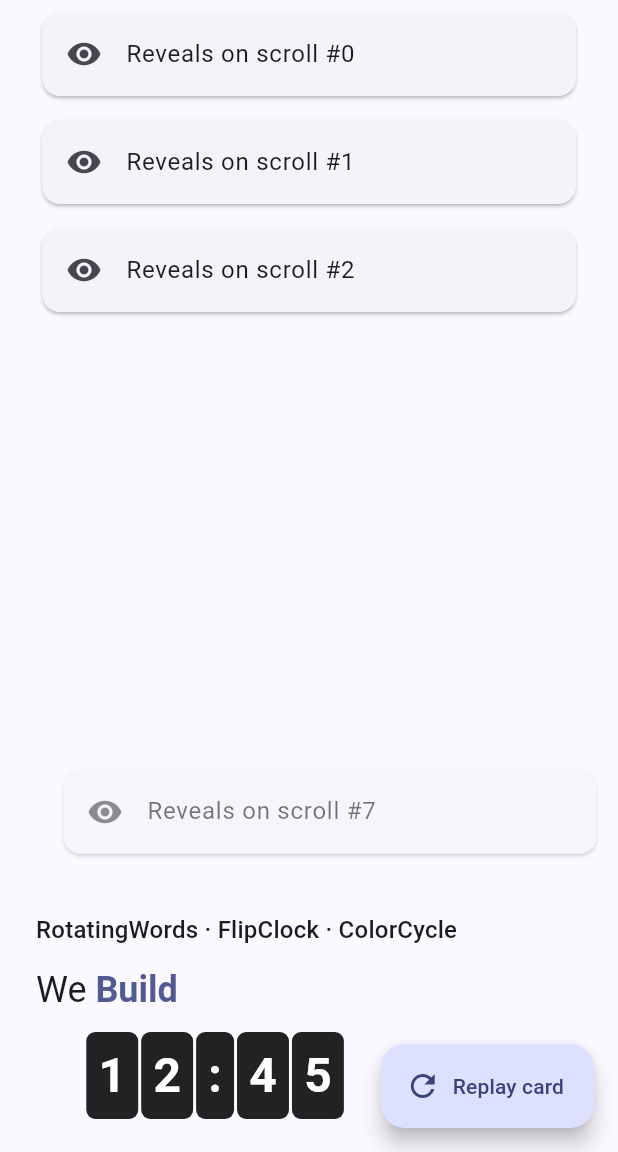
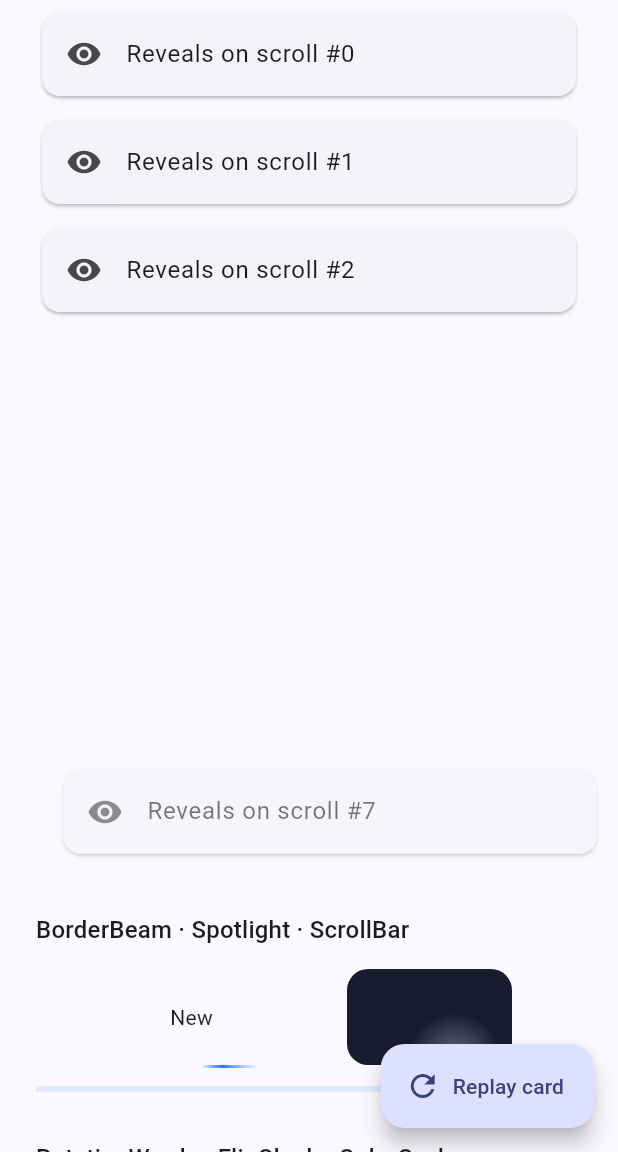
Before and after one commit to m7hamed-dev/save_points_animations, a Flutter app: the screen it shows after launch, scrolled down 2304 dp, on a phone screen of 412 x 824 dp, the part 84-1236 px from its top. Run offline on Flutter 3.47's test engine with Material 3 defaults, Android fonts, the phone set to English and light mode, and no system bars.

Commit message:
Release v0.25.0: Added new visual effects including FxBorderBeam, FxSpotlight, and FxScrollProgress. Updated CHANGELOG and README to document these features, and modified example app to showcase the new widgets. Updated version number in pubspec.yaml and pubspec.lock.

````diff
--- a/example/lib/main.dart
+++ b/example/lib/main.dart
@@ -37,6 +37,7 @@ class _HomeScreenState extends State<HomeScreen> {
   final FxController _card = FxController();
   final FxConfettiController _confetti = FxConfettiController();
   final PageController _pageController = PageController();
+  final ScrollController _scrollController = ScrollController();
   bool _showBanner = true;
   int _rating = 3;
   double _progress = 0.4;
@@ -63,6 +64,7 @@ class _HomeScreenState extends State<HomeScreen> {
         icon: const Icon(Icons.refresh),
       ).animate().scale(begin: 0.0).curve(FxCurves.elastic),
       body: ListView(
+        controller: _scrollController,
         padding: const EdgeInsets.all(24),
         children: [
           // 1. Headline: several effects composed in parallel.
@@ -406,6 +408,43 @@ class _HomeScreenState extends State<HomeScreen> {
               ).animate(autoPlay: false).fadeIn().slideX(0.1).onVisible(),
             ),
           ),
+
+          const SizedBox(height: 32),
+          Text(
+            'BorderBeam · Spotlight · ScrollBar',
+            style: theme.textTheme.titleMedium,
+          ),
+          const SizedBox(height: 12),
+          Row(
+            mainAxisAlignment: MainAxisAlignment.spaceEvenly,
+            children: [
+              FxBorderBeam(
+                child: Container(
+                  width: 110,
+                  height: 64,
+                  alignment: Alignment.center,
+                  decoration: BoxDecoration(
+                    color: theme.colorScheme.surface,
+                    borderRadius: BorderRadius.circular(14),
+                  ),
+                  child: const Text('New'),
+                ),
+              ),
+              ClipRRect(
+                borderRadius: BorderRadius.circular(14),
+                child: const SizedBox(
+                  width: 110,
+                  height: 64,
+                  child: FxSpotlight(
+                    child: ColoredBox(color: Color(0xFF1A1A2E)),
+                  ),
+                ),
+              ),
+            ],
+          ),
+          const SizedBox(height: 12),
+          // Reading progress for this whole list.
+          FxScrollProgress(controller: _scrollController),
 
           const SizedBox(height: 32),
           Text(
--- a/lib/save_points_animations.dart
+++ b/lib/save_points_animations.dart
@@ -55,6 +55,7 @@ export 'src/widgets/fx_animated_visibility.dart'
 export 'src/widgets/fx_aurora.dart' show FxAurora;
 export 'src/widgets/fx_badge.dart' show FxBadge, FxBadgeExtension;
 export 'src/widgets/fx_blob.dart' show FxBlob;
+export 'src/widgets/fx_border_beam.dart' show FxBorderBeam;
 export 'src/widgets/fx_circular_countdown.dart' show FxCircularCountdown;
 export 'src/widgets/fx_color_cycle.dart' show FxColorCycle;
 export 'src/widgets/fx_confetti.dart' show FxConfetti, FxConfettiController;
@@ -82,12 +83,14 @@ export 'src/widgets/fx_radar.dart' show FxRadar;
 export 'src/widgets/fx_rating.dart' show FxRating;
 export 'src/widgets/fx_ripple.dart' show FxRipple;
 export 'src/widgets/fx_rotating_words.dart' show FxRotatingWords;
+export 'src/widgets/fx_scroll_progress.dart' show FxScrollProgress;
 export 'src/widgets/fx_segmented_control.dart' show FxSegmentedControl;
 export 'src/widgets/fx_shimmer_button.dart' show FxShimmerButton;
 export 'src/widgets/fx_shine.dart' show FxShine;
 export 'src/widgets/fx_skeleton.dart' show FxSkeleton;
 export 'src/widgets/fx_slide_to_confirm.dart' show FxSlideToConfirm;
 export 'src/widgets/fx_speed_dial.dart' show FxSpeedDial;
+export 'src/widgets/fx_spotlight.dart' show FxSpotlight;
 export 'src/widgets/fx_step_progress.dart' show FxStepProgress;
 export 'src/widgets/fx_swipe.dart' show FxSwipeToDismiss;
 export 'src/widgets/fx_swipe_cards.dart' show FxSwipeCards;
--- /dev/null
+++ b/lib/src/widgets/fx_border_beam.dart
@@ -0,0 +1,106 @@
+import 'dart:math' as math;
+
+import 'package:flutter/widgets.dart';
+
+/// A glowing "comet" beam that travels around [child]'s rounded border — the
+/// trendy animated-outline accent for cards and inputs.
+///
+/// ```dart
+/// FxBorderBeam(child: const Card(child: Padding(padding: EdgeInsets.all(16), child: Text('New'))));
+/// ```
+class FxBorderBeam extends StatefulWidget {
+  const FxBorderBeam({
+    super.key,
+    required this.child,
+    this.color = const Color(0xFF2575FC),
+    this.borderWidth = 2,
+    this.borderRadius = 16,
+    this.duration = const Duration(seconds: 3),
+  });
+
+  final Widget child;
+  final Color color;
+  final double borderWidth;
+  final double borderRadius;
+  final Duration duration;
+
+  @override
+  State<FxBorderBeam> createState() => _FxBorderBeamState();
+}
+
+class _FxBorderBeamState extends State<FxBorderBeam>
+    with SingleTickerProviderStateMixin {
+  late final AnimationController _controller = AnimationController(
+    vsync: this,
+    duration: widget.duration,
+  )..repeat();
+
+  @override
+  void dispose() {
+    _controller.dispose();
+    super.dispose();
+  }
+
+  @override
+  Widget build(BuildContext context) {
+    return AnimatedBuilder(
+      animation: _controller,
+      child: Padding(
+        padding: EdgeInsets.all(widget.borderWidth),
+        child: widget.child,
+      ),
+      builder: (context, child) => CustomPaint(
+        painter: _BeamPainter(
+          t: _controller.value,
+          color: widget.color,
+          borderWidth: widget.borderWidth,
+          borderRadius: widget.borderRadius,
+        ),
+        child: child,
+      ),
+    );
+  }
+}
+
+class _BeamPainter extends CustomPainter {
+  _BeamPainter({
+    required this.t,
+    required this.color,
+    required this.borderWidth,
+    required this.borderRadius,
+  });
+
+  final double t;
+  final Color color;
+  final double borderWidth;
+  final double borderRadius;
+
+  @override
+  void paint(Canvas canvas, Size size) {
+    final rect = Offset.zero & size;
+    // A short bright band that clamps to transparent everywhere else, rotated
+    // around the perimeter over time.
+    final shader = SweepGradient(
+      colors: [color.withValues(alpha: 0), color, color.withValues(alpha: 0)],
+      stops: const [0.0, 0.06, 0.12],
+      transform: GradientRotation(t * 2 * math.pi),
+    ).createShader(rect);
+    final paint = Paint()
+      ..shader = shader
+      ..style = PaintingStyle.stroke
+      ..strokeWidth = borderWidth
+      ..strokeCap = StrokeCap.round;
+    final rrect = RRect.fromRectAndRadius(
+      rect.deflate(borderWidth / 2),
+      Radius.circular(borderRadius),
+    );
+    canvas.drawRRect(rrect, paint);
+  }
+
+  @override
+  bool shouldRepaint(_BeamPainter oldDelegate) =>
+      oldDelegate.t != t ||
+      oldDelegate.color != color ||
+      oldDelegate.borderWidth != borderWidth ||
+      oldDelegate.borderRadius != borderRadius;
+}
--- /dev/null
+++ b/lib/src/widgets/fx_scroll_progress.dart
@@ -0,0 +1,94 @@
+import 'package:flutter/widgets.dart';
+
+/// A thin bar that fills to reflect how far a scroll view has been scrolled —
+/// the "reading progress" indicator for articles and long pages.
+///
+/// Pass a [controller], or place it inside/near a [Scrollable] and it finds the
+/// nearest one.
+///
+/// ```dart
+/// FxScrollProgress(controller: _scrollController);
+/// ```
+class FxScrollProgress extends StatefulWidget {
+  const FxScrollProgress({
+    super.key,
+    this.controller,
+    this.height = 4,
+    this.color = const Color(0xFF448AFF),
+    this.backgroundColor = const Color(0x22448AFF),
+    this.borderRadius = 0,
+  });
+
+  final ScrollController? controller;
+  final double height;
+  final Color color;
+  final Color backgroundColor;
+  final double borderRadius;
+
+  @override
+  State<FxScrollProgress> createState() => _FxScrollProgressState();
+}
+
+class _FxScrollProgressState extends State<FxScrollProgress> {
+  ScrollPosition? _position;
+  double _fraction = 0;
+
+  @override
+  void didChangeDependencies() {
+    super.didChangeDependencies();
+    _attach();
+  }
+
+  void _attach() {
+    final next = widget.controller?.hasClients ?? false
+        ? widget.controller!.position
+        : Scrollable.maybeOf(context)?.position;
+    if (next != _position) {
+      _position?.removeListener(_update);
+      _position = next?..addListener(_update);
+      WidgetsBinding.instance.addPostFrameCallback((_) {
+        if (mounted) {
+          if (_position == null) _attach();
+          _update();
+        }
+      });
+    }
+  }
+
+  void _update() {
+    final pos = _position;
+    if (pos == null || !pos.hasContentDimensions) return;
+    final max = pos.maxScrollExtent;
+    final next = max <= 0 ? 0.0 : (pos.pixels / max).clamp(0.0, 1.0);
+    if (next != _fraction) setState(() => _fraction = next);
+  }
+
+  @override
+  void dispose() {
+    _position?.removeListener(_update);
+    super.dispose();
+  }
+
+  @override
+  Widget build(BuildContext context) {
+    return ClipRRect(
+      borderRadius: BorderRadius.circular(widget.borderRadius),
+      child: SizedBox(
+        height: widget.height,
+        child: Stack(
+          fit: StackFit.expand,
+          children: [
+            ColoredBox(color: widget.backgroundColor),
+            Align(
+              alignment: Alignment.centerLeft,
+              child: FractionallySizedBox(
+                widthFactor: _fraction,
+                child: ColoredBox(color: widget.color),
+              ),
+            ),
+          ],
+        ),
+      ),
+    );
+  }
+}
--- /dev/null
+++ b/lib/src/widgets/fx_spotlight.dart
@@ -0,0 +1,132 @@
+import 'dart:math' as math;
+
+import 'package:flutter/widgets.dart';
+
+/// A soft radial spotlight that drifts over [child] (or follows the pointer),
+/// adding a moving highlight. Best over darker content.
+///
+/// ```dart
+/// FxSpotlight(child: const Card(child: SizedBox(height: 120)));
+/// ```
+class FxSpotlight extends StatefulWidget {
+  const FxSpotlight({
+    super.key,
+    required this.child,
+    this.color = const Color(0x55FFFFFF),
+    this.radius = 0.5,
+    this.duration = const Duration(seconds: 6),
+    this.followPointer = false,
+  });
+
+  final Widget child;
+  final Color color;
+
+  /// Highlight radius as a fraction of the shortest side.
+  final double radius;
+  final Duration duration;
+  final bool followPointer;
+
+  @override
+  State<FxSpotlight> createState() => _FxSpotlightState();
+}
+
+class _FxSpotlightState extends State<FxSpotlight>
+    with SingleTickerProviderStateMixin {
+  late final AnimationController _controller = AnimationController(
+    vsync: this,
+    duration: widget.duration,
+  )..repeat();
+  Alignment _pointer = Alignment.center;
+
+  @override
+  void dispose() {
+    _controller.dispose();
+    super.dispose();
+  }
+
+  @override
+  Widget build(BuildContext context) {
+    return LayoutBuilder(
+      builder: (context, constraints) {
+        final overlay = Positioned.fill(
+          child: IgnorePointer(
+            child: AnimatedBuilder(
+              animation: _controller,
+              builder: (context, _) {
+                final align = widget.followPointer
+                    ? _pointer
+                    : Alignment(
+                        math.sin(_controller.value * 2 * math.pi),
+                        math.cos(_controller.value * 2 * math.pi * 1.3),
+                      );
+                return CustomPaint(
+                  painter: _SpotPainter(
+                    align: align,
+                    color: widget.color,
+                    radius: widget.radius,
+                  ),
+                );
+              },
+            ),
+          ),
+        );
+
+        final stack = Stack(
+          fit: StackFit.passthrough,
+          children: [widget.child, overlay],
+        );
+
+        if (!widget.followPointer) return stack;
+
+        final size = constraints.biggest;
+        return MouseRegion(
+          onHover: (event) {
+            if (size.isEmpty) return;
+            setState(() {
+              _pointer = Alignment(
+                (event.localPosition.dx / size.width) * 2 - 1,
+                (event.localPosition.dy / size.height) * 2 - 1,
+              );
+            });
+          },
+          child: stack,
+        );
+      },
+    );
+  }
+}
+
+class _SpotPainter extends CustomPainter {
+  _SpotPainter({
+    required this.align,
+    required this.color,
+    required this.radius,
+  });
+
+  final Alignment align;
+  final Color color;
+  final double radius;
+
+  @override
+  void paint(Canvas canvas, Size size) {
+    final center =
+        size.center(Offset.zero) +
+        Offset(align.x * size.width / 2, align.y * size.height / 2);
+    final r = radius * size.shortestSide;
+    final shader = RadialGradient(
+      colors: [color, color.withValues(alpha: 0)],
+    ).createShader(Rect.fromCircle(center: center, radius: r));
+    canvas.drawRect(
+      Offset.zero & size,
+      Paint()
+        ..shader = shader
+        ..blendMode = BlendMode.plus,
+    );
+  }
+
+  @override
+  bool shouldRepaint(_SpotPainter oldDelegate) =>
+      oldDelegate.align != align ||
+      oldDelegate.color != color ||
+      oldDelegate.radius != radius;
+}
--- a/pubspec.yaml
+++ b/pubspec.yaml
@@ -3,7 +3,7 @@ description: >-
   A fluent, extensible animation framework for Flutter. Animate any widget with
   chainable extension methods, a single-controller engine, timelines, staggered
   lists, theming and reduced-motion support.
-version: 0.24.0
+version: 0.25.0
 homepage: https://github.com/your-org/save_points_animations
 repository: https://github.com/your-org/save_points_animations
 issue_tracker: https://github.com/your-org/save_points_animations/issues
````
Also changed, not shown: example/pubspec.lock, 2 other files.
